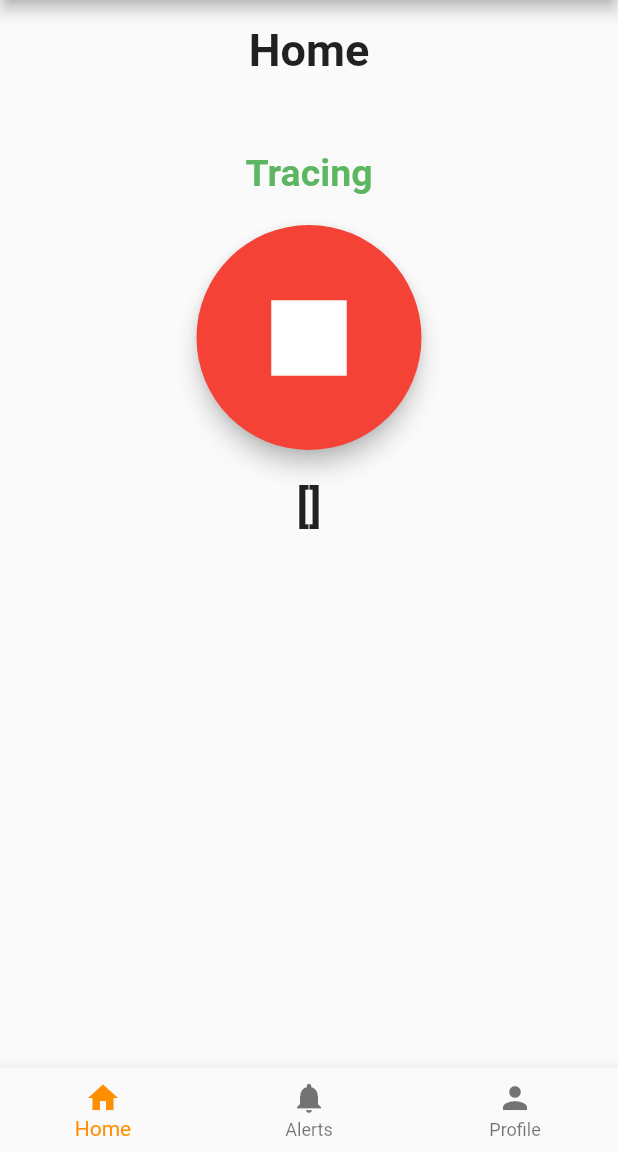
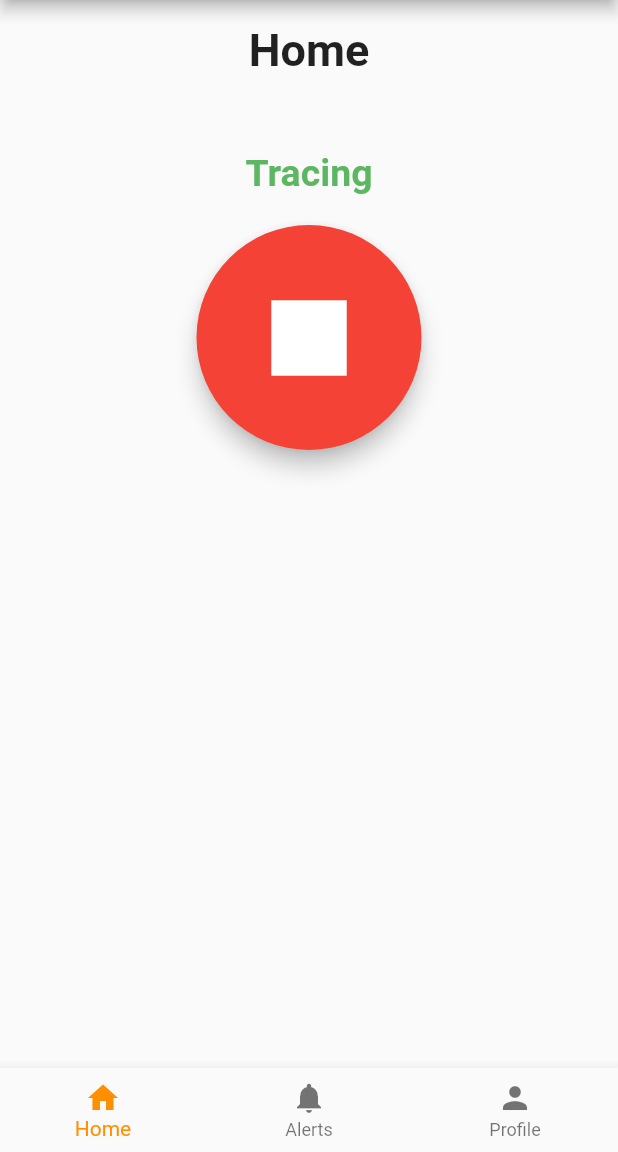
Before and after one commit to nazayer/TraceME, a Flutter app: the HomePage screen opened directly, after a tap on the "play arrow" icon, on a phone screen of 412 x 824 dp, the part 84-1236 px from its top. Run offline on Flutter 3.47's test engine with Material 2 defaults, Android fonts, the phone set to English and light mode, and no system bars; our stand-ins replace bloc, equatable, flutter_bloc; missing offline and left inert: wifi_flutter; statements that could not run were skipped.

Commit message:
scan working null fixed

```diff
--- a/lib/widgets/scanWedgit.dart
+++ b/lib/widgets/scanWedgit.dart
@@ -20,7 +20,6 @@ class ScanWidgetState extends State<ScanWidget> {
 
   List<Widget> _platformVersion = [];
   bool _scanning = false;
-  List<String> _bssid;
 
   @override
   Widget build(BuildContext context) {
@@ -38,7 +37,11 @@ class ScanWidgetState extends State<ScanWidget> {
           SizedBox(width: 20.00, height: 20.00),
           _scanning ? stop() : scan(),
           SizedBox(width: 20.00, height: 20.00),
-          Text('$_bssid', textAlign: TextAlign.center, style: optionStyle),
+          Column(
+            mainAxisSize: MainAxisSize.max,
+            crossAxisAlignment: CrossAxisAlignment.stretch,
+            children: _platformVersion,
+          ),
         ]);
   }
 
@@ -61,22 +64,15 @@ class ScanWidgetState extends State<ScanWidget> {
           final networks = await WifiFlutter.wifiNetworks;
           setState(() {
             _platformVersion = networks
-                .map((network) => Text(
-                    "Ssid ${network.ssid} - Strength ${network.rssi} - Secure ${network.isSecure}"))
+                .map((network) => Text('''
+                Ssid: ${network.ssid}
+                Strength: ${network.rssi}
+                Timestamp: ${network.isSecure}''',
+                    textAlign: TextAlign.center, style: optionStyle))
                 .toList();
-            // _bssid =
-            //     networks.map((network) => Text("${network.ssid}")).toList();
-            _bssid = networks.map((network) => network.ssid).toList();
-
             _scanning = !_scanning;
           });
         },
-        // onPressed: () {
-        //   final networks = WifiFlutter.scanNetworks();
-        //   setState(() {
-        //     _scanning = !_scanning;
-        //   });
-        // },
       ),
     );
   }
@@ -95,7 +91,7 @@ class ScanWidgetState extends State<ScanWidget> {
           onPressed: () {
             setState(() {
               _scanning = !_scanning;
-              _bssid = null;
+              _platformVersion.clear();
             });
           }),
     );
@@ -108,7 +104,7 @@ class ScanWidgetState extends State<ScanWidget> {
   );
 
   static const TextStyle optionStyle = TextStyle(
-    fontSize: 30,
+    fontSize: 20,
     fontWeight: FontWeight.bold,
   );
 }
--- a/pubspec.yaml
+++ b/pubspec.yaml
@@ -14,8 +14,6 @@ dependencies:
   flutter:
     sdk: flutter
 
-
-
   cupertino_icons: ^0.1.2
 
 dev_dependencies:
```
